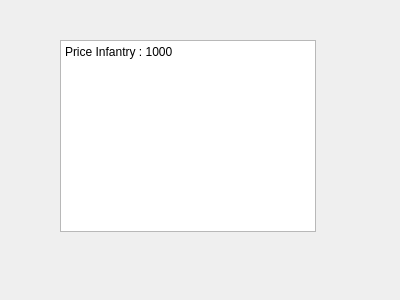
This is dialogunitprice.ui in karamandrew/Arnianletricozor as Qt 5 draws it before an edit. The edited form follows.
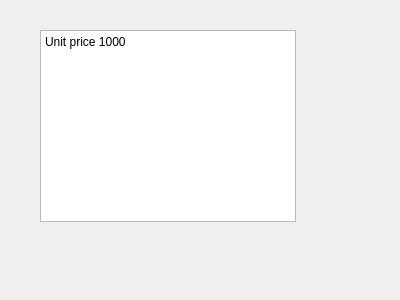
This is the edited form.

Commit message: Dialogue prix des unités

The edit to the form file:
```diff
--- a/dialogunitprice.ui
+++ b/dialogunitprice.ui
@@ -16,8 +16,8 @@
   <widget class="QTextBrowser" name="textBrowser">
    <property name="geometry">
     <rect>
-     <x>60</x>
-     <y>40</y>
+     <x>40</x>
+     <y>30</y>
      <width>256</width>
      <height>192</height>
     </rect>
@@ -27,7 +27,7 @@
 &lt;html&gt;&lt;head&gt;&lt;meta name=&quot;qrichtext&quot; content=&quot;1&quot; /&gt;&lt;style type=&quot;text/css&quot;&gt;
 p, li { white-space: pre-wrap; }
 &lt;/style&gt;&lt;/head&gt;&lt;body style=&quot; font-family:'Noto Sans'; font-size:9pt; font-weight:400; font-style:normal;&quot;&gt;
-&lt;p style=&quot; margin-top:0px; margin-bottom:0px; margin-left:0px; margin-right:0px; -qt-block-indent:0; text-indent:0px;&quot;&gt;Price Infantry : 1000&lt;/p&gt;&lt;/body&gt;&lt;/html&gt;</string>
+&lt;p style=&quot; margin-top:0px; margin-bottom:0px; margin-left:0px; margin-right:0px; -qt-block-indent:0; text-indent:0px;&quot;&gt;Unit price 1000&lt;/p&gt;&lt;/body&gt;&lt;/html&gt;</string>
    </property>
   </widget>
  </widget>
```
Left out of the diff: 4 changed lines with no effect on the pictures. The commit also changes 7 other files.
